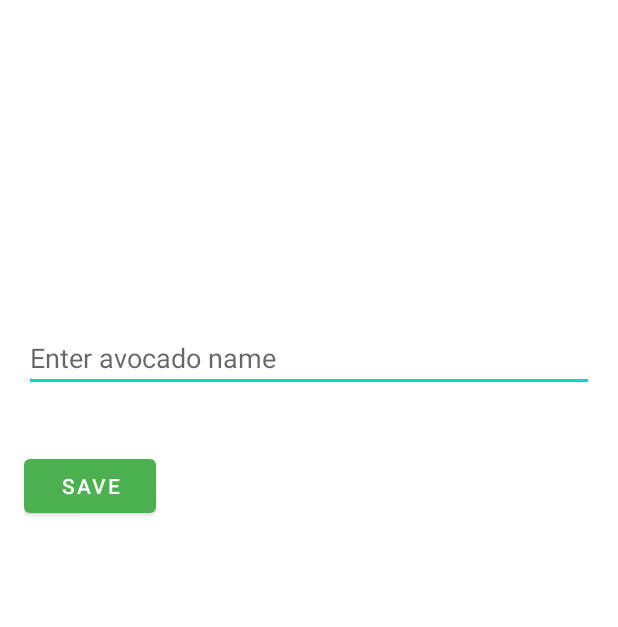
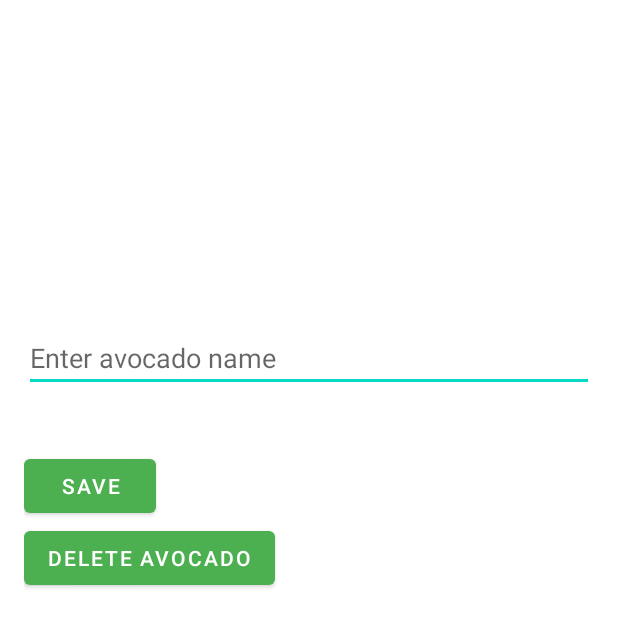
Before and after one commit to mikeaskew4/avocado-alarm-android, an Android app: the layout activity_avocado_detail.xml on its own in the app's theme, with its tools: preview values and no code run, on a phone screen of 412 x 824 dp. Shown: the top 627 px of the screen. Run offline under Robolectric (Android 15) with nearby library versions, the phone set to English and light mode, and no system bars.

Commit message:
add delete button to avocado view

```diff
--- a/app/src/main/java/com/michaelaskew/avocadotimer/database/DatabaseHelper.java
+++ b/app/src/main/java/com/michaelaskew/avocadotimer/database/DatabaseHelper.java
@@ -133,4 +133,9 @@ public class DatabaseHelper extends SQLiteOpenHelper {
         return db.update(TABLE_NAME, values, COLUMN_ID + " = ?", new String[]{String.valueOf(avocado.getId())});
     }
 
+    public boolean deleteAvocado(int avocadoId) {
+        SQLiteDatabase db = this.getWritableDatabase();
+        return db.delete(TABLE_NAME, "ID = ?", new String[]{String.valueOf(avocadoId)}) > 0;
+    }
+
 }
--- a/app/src/main/res/layout/activity_avocado_detail.xml
+++ b/app/src/main/res/layout/activity_avocado_detail.xml
@@ -41,5 +41,11 @@
             android:layout_height="wrap_content"
             android:text="Save"/>
 
+        <Button
+            android:id="@+id/deleteButton"
+            android:layout_width="wrap_content"
+            android:layout_height="wrap_content"
+            android:text="Delete Avocado"/>
+
     </LinearLayout>
 </ScrollView>
```
Also changed, not shown: app/src/main/java/com/michaelaskew/avocadotimer/activities/AvocadoDetailActivity.java (+24 -1 lines).
